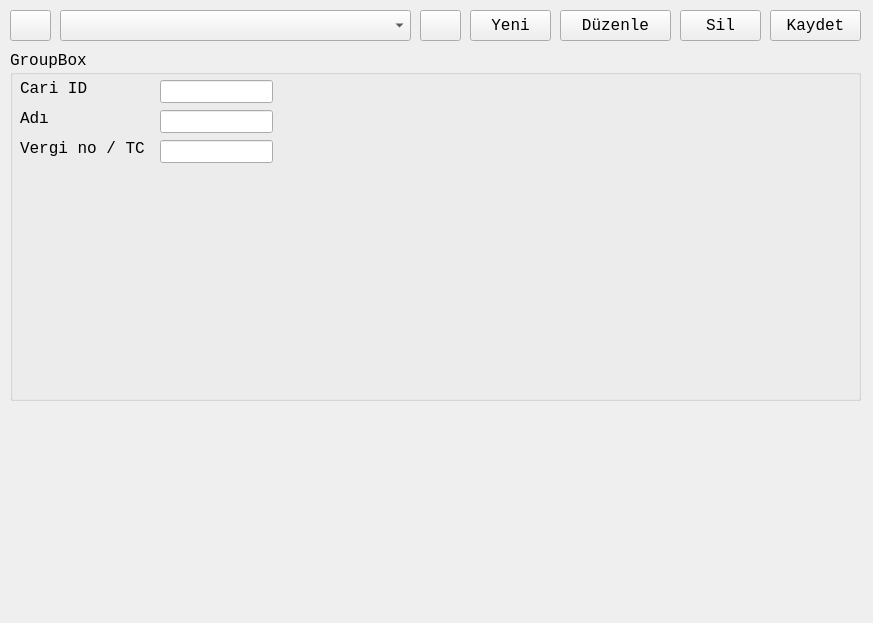
Qt form carikartlardialog.ui (mamoo81/bhss) before a commit.
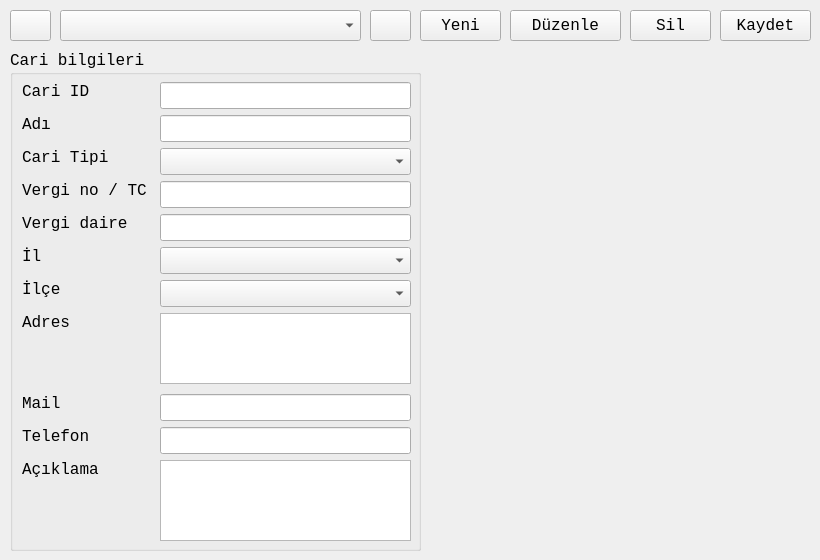
The same form after that commit. Icons and pictures are not drawn.

Commit message: cari kartlar arayüz güncelleme.

The edit to the form file:
```diff
--- a/carikartlardialog.ui
+++ b/carikartlardialog.ui
@@ -6,10 +6,16 @@
    <rect>
     <x>0</x>
     <y>0</y>
-    <width>873</width>
-    <height>623</height>
+    <width>820</width>
+    <height>560</height>
    </rect>
   </property>
+  <property name="minimumSize">
+   <size>
+    <width>820</width>
+    <height>560</height>
+   </size>
+  </property>
   <property name="font">
    <font>
     <family>Monospace</family>
@@ -22,7 +28,7 @@
   <widget class="QToolButton" name="toolButton">
    <property name="geometry">
     <rect>
-     <x>470</x>
+     <x>420</x>
      <y>10</y>
      <width>81</width>
      <height>31</height>
@@ -48,7 +54,7 @@
   <widget class="QToolButton" name="toolButton_2">
    <property name="geometry">
     <rect>
-     <x>560</x>
+     <x>510</x>
      <y>10</y>
      <width>111</width>
      <height>31</height>
@@ -74,7 +80,7 @@
   <widget class="QToolButton" name="toolButton_3">
    <property name="geometry">
     <rect>
-     <x>680</x>
+     <x>630</x>
      <y>10</y>
      <width>81</width>
      <height>31</height>
@@ -126,7 +132,7 @@
   <widget class="QToolButton" name="toolButton_6">
    <property name="geometry">
     <rect>
-     <x>420</x>
+     <x>370</x>
      <y>10</y>
      <width>41</width>
      <height>31</height>
@@ -154,7 +160,7 @@
     <rect>
      <x>60</x>
      <y>10</y>
-     <width>351</width>
+     <width>301</width>
      <height>31</height>
     </rect>
    </property>
@@ -162,7 +168,7 @@
   <widget class="QToolButton" name="toolButton_5">
    <property name="geometry">
     <rect>
-     <x>770</x>
+     <x>720</x>
      <y>10</y>
      <width>91</width>
      <height>31</height>
@@ -190,20 +196,20 @@
     <rect>
      <x>10</x>
      <y>50</y>
-     <width>851</width>
-     <height>351</height>
+     <width>411</width>
+     <height>501</height>
     </rect>
    </property>
    <property name="title">
-    <string>GroupBox</string>
+    <string>Cari bilgileri</string>
    </property>
    <widget class="QLabel" name="label">
     <property name="geometry">
      <rect>
-      <x>10</x>
-      <y>30</y>
-      <width>71</width>
-      <height>16</height>
+      <x>12</x>
+      <y>32</y>
+      <width>68</width>
+      <height>19</height>
      </rect>
     </property>
     <property name="text">
@@ -214,19 +220,19 @@
     <property name="geometry">
      <rect>
       <x>150</x>
-      <y>30</y>
-      <width>113</width>
-      <height>23</height>
+      <y>32</y>
+      <width>251</width>
+      <height>27</height>
      </rect>
     </property>
    </widget>
    <widget class="QLabel" name="label_2">
     <property name="geometry">
      <rect>
-      <x>10</x>
-      <y>60</y>
-      <width>71</width>
-      <height>16</height>
+      <x>12</x>
+      <y>65</y>
+      <width>29</width>
+      <height>19</height>
      </rect>
     </property>
     <property name="text">
@@ -237,9 +243,9 @@
     <property name="geometry">
      <rect>
       <x>150</x>
-      <y>60</y>
-      <width>113</width>
-      <height>23</height>
+      <y>65</y>
+      <width>251</width>
+      <height>27</height>
      </rect>
     </property>
    </widget>
@@ -247,25 +253,209 @@
     <property name="geometry">
      <rect>
       <x>150</x>
-      <y>90</y>
-      <width>113</width>
-      <height>23</height>
+      <y>131</y>
+      <width>251</width>
+      <height>27</height>
      </rect>
     </property>
    </widget>
    <widget class="QLabel" name="label_3">
     <property name="geometry">
      <rect>
-      <x>10</x>
-      <y>90</y>
-      <width>131</width>
-      <height>16</height>
+      <x>12</x>
+      <y>131</y>
+      <width>126</width>
+      <height>19</height>
      </rect>
     </property>
     <property name="text">
      <string>Vergi no / TC</string>
     </property>
    </widget>
+   <widget class="QLabel" name="label_4">
+    <property name="geometry">
+     <rect>
+      <x>12</x>
+      <y>98</y>
+      <width>87</width>
+      <height>19</height>
+     </rect>
+    </property>
+    <property name="text">
+     <string>Cari Tipi</string>
+    </property>
+   </widget>
+   <widget class="QComboBox" name="comboBox_2">
+    <property name="geometry">
+     <rect>
+      <x>150</x>
+      <y>98</y>
+      <width>251</width>
+      <height>27</height>
+     </rect>
+    </property>
+   </widget>
+   <widget class="QLabel" name="label_5">
+    <property name="geometry">
+     <rect>
+      <x>12</x>
+      <y>164</y>
+      <width>106</width>
+      <height>19</height>
+     </rect>
+    </property>
+    <property name="text">
+     <string>Vergi daire</string>
+    </property>
+   </widget>
+   <widget class="QLineEdit" name="lineEdit_4">
+    <property name="geometry">
+     <rect>
+      <x>150</x>
+      <y>164</y>
+      <width>251</width>
+      <height>27</height>
+     </rect>
+    </property>
+   </widget>
+   <widget class="QLabel" name="label_6">
+    <property name="geometry">
+     <rect>
+      <x>12</x>
+      <y>230</y>
+      <width>39</width>
+      <height>19</height>
+     </rect>
+    </property>
+    <property name="text">
+     <string>İlçe</string>
+    </property>
+   </widget>
+   <widget class="QComboBox" name="comboBox_3">
+    <property name="geometry">
+     <rect>
+      <x>150</x>
+      <y>230</y>
+      <width>251</width>
+      <height>27</height>
+     </rect>
+    </property>
+   </widget>
+   <widget class="QLabel" name="label_7">
+    <property name="geometry">
+     <rect>
+      <x>12</x>
+      <y>197</y>
+      <width>20</width>
+      <height>19</height>
+     </rect>
+    </property>
+    <property name="text">
+     <string>İl</string>
+    </property>
+   </widget>
+   <widget class="QComboBox" name="comboBox_4">
+    <property name="geometry">
+     <rect>
+      <x>150</x>
+      <y>197</y>
+      <width>251</width>
+      <height>27</height>
+     </rect>
+    </property>
+   </widget>
+   <widget class="QLabel" name="label_8">
+    <property name="geometry">
+     <rect>
+      <x>12</x>
+      <y>263</y>
+      <width>49</width>
+      <height>19</height>
+     </rect>
+    </property>
+    <property name="text">
+     <string>Adres</string>
+    </property>
+   </widget>
+   <widget class="QTextEdit" name="textEdit">
+    <property name="geometry">
+     <rect>
+      <x>150</x>
+      <y>263</y>
+      <width>251</width>
+      <height>71</height>
+     </rect>
+    </property>
+   </widget>
+   <widget class="QLabel" name="label_9">
+    <property name="geometry">
+     <rect>
+      <x>12</x>
+      <y>344</y>
+      <width>39</width>
+      <height>19</height>
+     </rect>
+    </property>
+    <property name="text">
+     <string>Mail</string>
+    </property>
+   </widget>
+   <widget class="QLineEdit" name="lineEdit_5">
+    <property name="geometry">
+     <rect>
+      <x>150</x>
+      <y>344</y>
+      <width>251</width>
+      <height>27</height>
+     </rect>
+    </property>
+   </widget>
+   <widget class="QLabel" name="label_10">
+    <property name="geometry">
+     <rect>
+      <x>12</x>
+      <y>377</y>
+      <width>68</width>
+      <height>19</height>
+     </rect>
+    </property>
+    <property name="text">
+     <string>Telefon</string>
+    </property>
+   </widget>
+   <widget class="QLineEdit" name="lineEdit_6">
+    <property name="geometry">
+     <rect>
+      <x>150</x>
+      <y>377</y>
+      <width>251</width>
+      <height>27</height>
+     </rect>
+    </property>
+   </widget>
+   <widget class="QLabel" name="label_11">
+    <property name="geometry">
+     <rect>
+      <x>12</x>
+      <y>410</y>
+      <width>77</width>
+      <height>19</height>
+     </rect>
+    </property>
+    <property name="text">
+     <string>Açıklama</string>
+    </property>
+   </widget>
+   <widget class="QTextEdit" name="textEdit_2">
+    <property name="geometry">
+     <rect>
+      <x>150</x>
+      <y>410</y>
+      <width>251</width>
+      <height>81</height>
+     </rect>
+    </property>
+   </widget>
   </widget>
  </widget>
  <resources>
```
